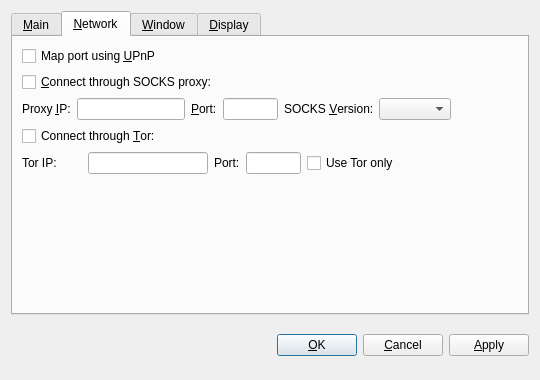
The window that src/qt/forms/optionsdialog.ui (mcastillo0724/novacoin) describes before a commit, drawn with Qt 5.
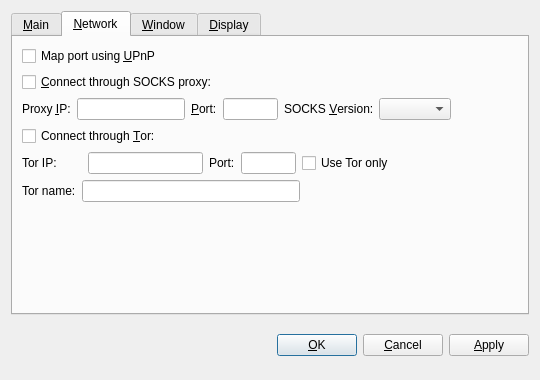
The same window after the commit. Custom widgets are drawn as their Qt base class.

Diff of the .ui file:
```diff
--- a/src/qt/forms/optionsdialog.ui
+++ b/src/qt/forms/optionsdialog.ui
@@ -258,7 +258,7 @@
           <widget class="QValidatedLineEdit" name="torIp">
            <property name="maximumSize">
             <size>
-             <width>130</width>
+             <width>115</width>
              <height>16777215</height>
             </size>
            </property>
@@ -303,6 +303,39 @@
          </item>
         </layout>
        </item>
+       <item>
+        <layout class="QHBoxLayout" name="horizontalLayout">
+         <item>
+          <widget class="QLabel" name="torNameLabel">
+           <property name="text">
+            <string>Tor name:</string>
+           </property>
+           <property name="textFormat">
+            <enum>Qt::PlainText</enum>
+           </property>
+           <property name="buddy">
+            <cstring>torName</cstring>
+           </property>
+          </widget>
+         </item>
+         <item>
+          <widget class="QLineEdit" name="torName"/>
+         </item>
+         <item>
+          <spacer name="horizontalSpacer_3">
+           <property name="orientation">
+            <enum>Qt::Horizontal</enum>
+           </property>
+           <property name="sizeHint" stdset="0">
+            <size>
+             <width>40</width>
+             <height>20</height>
+            </size>
+           </property>
+          </spacer>
+         </item>
+        </layout>
+       </item>
        <item>
         <spacer name="verticalSpacer_Network">
          <property name="orientation">
```
